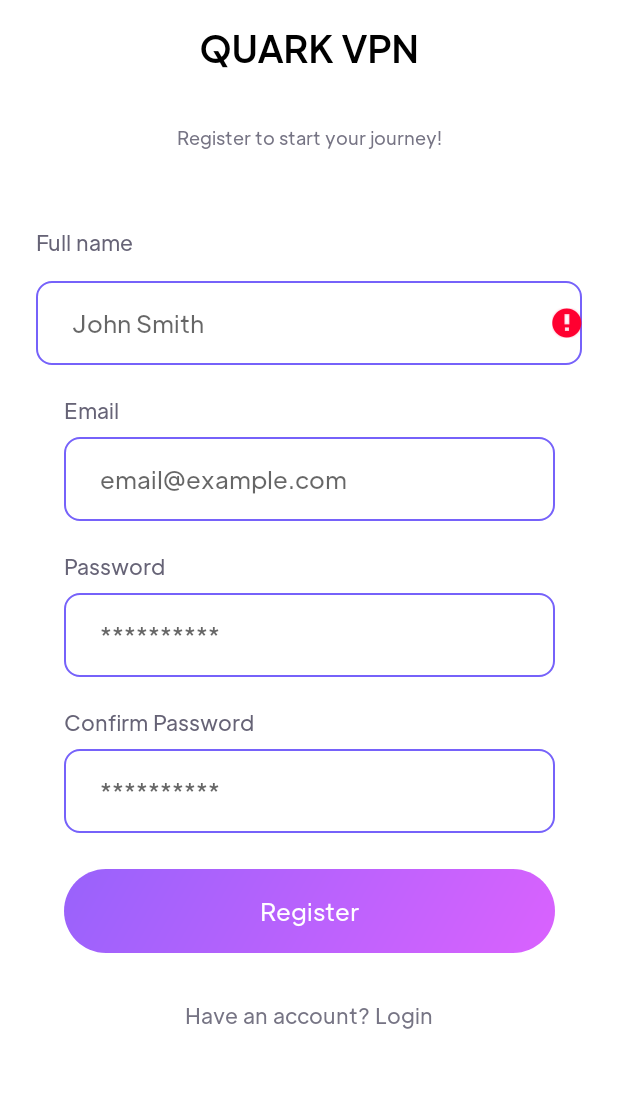
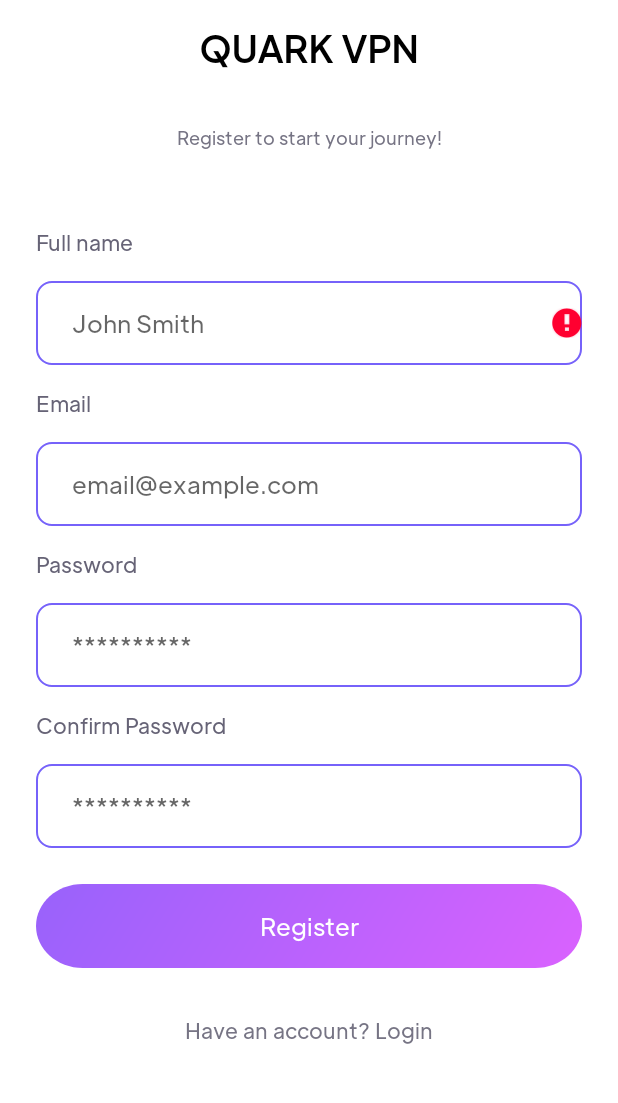
Before and after one commit to padi-dev-quangdv/vpn_proxy_api, an Android app: the RegisterFragment screen opened through its navigation route, after a tap on "Register", on a phone screen of 412 x 824 dp, the part 132-1235 px from its top. Run offline under Robolectric (Android 15) with nearby library versions, the phone set to English and light mode, and no system bars; our stand-ins replace Dagger/Hilt's generated code, data binding; 1 statement that could not run was skipped.

Commit message:
update 09/24

```diff
--- a/app/src/main/java/com/midterm/securevpnproxy/domain/datasource/AuthDataSource.kt
+++ b/app/src/main/java/com/midterm/securevpnproxy/domain/datasource/AuthDataSource.kt
@@ -9,4 +9,6 @@ interface AuthDataSource {
     suspend fun login(param: LoginParam): ResultModel<LoginModel>
 
     suspend fun register(param: RegisterParam)
+
+    suspend fun resetEmail(email: String)
 }
--- a/app/src/main/java/com/midterm/securevpnproxy/domain/usecase/register/RegisterUseCase.kt
+++ b/app/src/main/java/com/midterm/securevpnproxy/domain/usecase/register/RegisterUseCase.kt
@@ -1,4 +1,7 @@
 package com.midterm.securevpnproxy.domain.usecase.register
+
+import com.midterm.securevpnproxy.domain.model.LoginModel
+import com.midterm.securevpnproxy.domain.model.ResultModel
 
 interface RegisterUseCase {
     suspend operator fun invoke(param: RegisterParam)
--- /dev/null
+++ b/app/src/main/java/com/midterm/securevpnproxy/domain/usecase/reset_password/ResetPasswordUseCase.kt
@@ -0,0 +1,5 @@
+package com.midterm.securevpnproxy.domain.usecase.reset_password
+
+interface ResetPasswordUseCase {
+    suspend operator fun invoke(email: String)
+}
--- /dev/null
+++ b/app/src/main/java/com/midterm/securevpnproxy/presentation/ViewEvent.kt
@@ -0,0 +1,21 @@
+package com.midterm.securevpnproxy.presentation
+
+import com.midterm.securevpnproxy.presentation.login.ForgotPasswordViewModel
+import com.midterm.securevpnproxy.presentation.login.LoginViewModel
+import com.midterm.securevpnproxy.presentation.register.RegisterViewModel
+
+sealed interface ViewEvent {
+    data class ResetPasswordEvent(
+        val email: String
+    ) : ViewEvent
+    data class RegisterEvent(
+        val fullName: String,
+        val email: String,
+        val password: String,
+        val confirmPassword: String
+    ) : ViewEvent
+    data class LoginEvent(
+        val email: String,
+        val password: String
+    ): ViewEvent
+}
--- a/app/src/main/java/com/midterm/securevpnproxy/presentation/register/RegisterFragment.kt
+++ b/app/src/main/java/com/midterm/securevpnproxy/presentation/register/RegisterFragment.kt
@@ -1,12 +1,10 @@
 package com.midterm.securevpnproxy.presentation.register
 
-import android.os.Bundle
-import android.view.View
 import androidx.navigation.fragment.findNavController
 import com.midterm.securevpnproxy.R
 import com.midterm.securevpnproxy.base.BaseFragment
 import com.midterm.securevpnproxy.databinding.FragmentRegisterBinding
-import com.midterm.securevpnproxy.presentation.register.RegisterViewModel.ViewEvent
+import com.midterm.securevpnproxy.presentation.ViewEvent
 import dagger.hilt.android.AndroidEntryPoint
 
 @AndroidEntryPoint
@@ -19,9 +17,13 @@ class RegisterFragment :
     override fun initViewListener() {
         binding.btnRegister.setOnClickListener {
             val fullName = binding.inputFullName.etInput.text.toString()
-            val email = binding.etEmail.text.toString()
-            val password = binding.etPassword.text.toString()
-            viewModel.onEvent(ViewEvent.RegisterEvent(fullName, email, password))
+            val email = binding.inputEmail.etInput.text.toString()
+            val password = binding.inputPassword.etInput.text.toString()
+            val confirmPassword = binding.inputConfirmPassword.etInput.text.toString()
+            viewModel.onEvent(ViewEvent.RegisterEvent(fullName, email, password,confirmPassword))
+//            val intent =
+//                Intent(this@RegisterFragment.requireContext(), HomeActivity::class.java)
+//            startActivity(intent)
         }
         binding.tvNavigateToLogin.setOnClickListener {
             val action = RegisterFragmentDirections.actionRegisterFragmentToLoginFragment()
@@ -32,8 +34,9 @@ class RegisterFragment :
     override fun initObserver() {
         viewModel.viewState.observe(viewLifecycleOwner) {
             binding.inputFullName.etInput.error = it.fullNameError
-            binding.etEmail.error = it.emailError
-            binding.etPassword.error = it.passwordError
+            binding.inputEmail.etInput.error = it.emailError
+            binding.inputPassword.etInput.error = it.passwordError
+            binding.inputConfirmPassword.etInput.error = it.confirmPasswordError
         }
     }
 
--- a/app/src/main/java/com/midterm/securevpnproxy/presentation/register/RegisterViewModel.kt
+++ b/app/src/main/java/com/midterm/securevpnproxy/presentation/register/RegisterViewModel.kt
@@ -3,7 +3,10 @@ package com.midterm.securevpnproxy.presentation.register
 import android.util.Patterns
 import androidx.lifecycle.MutableLiveData
 import androidx.lifecycle.ViewModel
+import androidx.lifecycle.viewModelScope
+import com.midterm.securevpnproxy.domain.usecase.register.RegisterParam
 import com.midterm.securevpnproxy.domain.usecase.register.RegisterUseCaseImpl
+import com.midterm.securevpnproxy.presentation.ViewEvent
 import dagger.hilt.android.lifecycle.HiltViewModel
 import kotlinx.coroutines.CoroutineScope
 import kotlinx.coroutines.Dispatchers
@@ -15,39 +18,46 @@ import javax.inject.Inject
 class RegisterViewModel @Inject
 constructor(private val registerUseCase: RegisterUseCaseImpl) : ViewModel() {
 
-    private val viewModelJob = Job()
-    private val uiScope = CoroutineScope(Dispatchers.Main + viewModelJob)
-
     val viewState: MutableLiveData<ViewState> = MutableLiveData(ViewState())
 
-    private fun register(fullName: String, email: String, password: String) {
-        val validateResult = validateRegister(fullName, email, password)
+    private fun register(fullName: String, email: String, password: String, confirmPassword: String) {
+        val validateResult = validateRegister(fullName, email, password,confirmPassword)
         if (!validateResult) {
             return
         }
-
-        uiScope.launch {
-            val result = registerUseCase(fullName, email, password)
-            //////
+        else {
+            viewModelScope.launch {
+                registerUseCase(RegisterParam(
+                    email = email,
+                    fullName = fullName,
+                    password = password
+                ))
+            }
         }
     }
 
-    private fun validateRegister(fullName: String, email: String, password: String): Boolean {
+    private fun validateRegister(fullName: String, email: String, password: String, confirmPassword: String): Boolean {
         if (fullName.trim().isEmpty()) {
             viewState.postValue(viewState.value?.copy(
-                fullNameError = "Full name khong hop le"
+                fullNameError = "Invalid fullname"
             ))
             return false
         }
         if (!Patterns.EMAIL_ADDRESS.matcher(email).matches()) {
             viewState.postValue(viewState.value?.copy(
-                emailError = "Email khong hop le"
+                emailError = "Invalid email"
             ))
             return false
         }
         if (password.trim().length < 8) {
             viewState.postValue(viewState.value?.copy(
-                passwordError = "Password khong hop le"
+                passwordError = "Password must be longer than 8"
+            ))
+            return false
+        }
+        if(confirmPassword.trim() != password.trim()) {
+            viewState.postValue(viewState.value?.copy(
+                confirmPasswordError = "Confirm password is incorrect"
             ))
             return false
         }
@@ -56,23 +66,17 @@ constructor(private val registerUseCase: RegisterUseCaseImpl) : ViewModel() {
 
     fun onEvent(event: ViewEvent) {
         when (event) {
-            is ViewEvent.RegisterEvent -> register(event.fullName, event.email, event.password)
+            is ViewEvent.RegisterEvent -> register(event.fullName, event.email, event.password, event.confirmPassword)
         }
     }
 
     data class ViewState (
         val fullNameError: String? = null,
         val emailError: String? = null,
-        val passwordError: String? = null
+        val passwordError: String? = null,
+        val confirmPasswordError: String? = null
     )
 
-    sealed interface ViewEvent {
-        data class RegisterEvent(
-            val fullName: String,
-            val email: String,
-            val password: String,
-        ) : ViewEvent
-    }
 
     sealed interface ViewEffect {
 
--- a/app/src/main/res/layout/fragment_register.xml
+++ b/app/src/main/res/layout/fragment_register.xml
@@ -37,7 +37,7 @@
                 app:layout_constraintTop_toBottomOf="@+id/imageLogo" />
 
             <TextView
-                android:id="@+id/login_now"
+                android:id="@+id/tvSubTitle"
                 android:layout_width="@dimen/textview_width"
                 android:layout_height="@dimen/textview_height"
                 android:layout_marginTop="@dimen/regular_margin"
@@ -51,105 +51,64 @@
             <include
                 android:id="@+id/inputFullName"
                 layout="@layout/layout_edittext"
-                app:title="@{@string/full_name}"
-                app:inputHint="@{@string/full_name_hint}"
-                android:layout_marginStart="@dimen/regular_margin"
-                app:layout_constraintTop_toBottomOf="@id/login_now"
                 android:layout_width="match_parent"
                 android:layout_height="wrap_content"
+                android:layout_marginStart="@dimen/regular_margin"
                 android:layout_marginTop="40dp"
-                android:layout_marginEnd="@dimen/regular_margin"/>
+                android:layout_marginEnd="@dimen/regular_margin"
+                app:inputHint="@{@string/full_name_hint}"
+                app:layout_constraintTop_toBottomOf="@id/tvSubTitle"
+                app:title="@{@string/full_name}" />
 
-            <!--            <TextView-->
-            <!--                android:id="@+id/tvFullName"-->
-            <!--                android:layout_width="wrap_content"-->
-            <!--                android:layout_height="wrap_content"-->
-            <!--                android:text="@string/full_name"-->
-            <!--                style="@style/TextViewMediumLightGrayText"-->
-            <!--                app:layout_constraintBottom_toTopOf="@id/etFullName"-->
-            <!--                app:layout_constraintStart_toStartOf="@id/etFullName" />-->
+            <include
+                android:id="@+id/inputEmail"
+                layout="@layout/layout_edittext"
+                android:layout_width="match_parent"
+                android:layout_height="wrap_content"
+                android:layout_marginStart="@dimen/regular_margin"
+                android:layout_marginTop="16dp"
+                android:layout_marginEnd="@dimen/regular_margin"
+                app:inputHint="@{@string/email_hint}"
+                app:layout_constraintTop_toBottomOf="@id/inputFullName"
+                app:title="@{@string/email}" />
 
-            <!--            <EditText-->
-            <!--                android:id="@+id/etFullName"-->
-            <!--                style="@style/CustomEditText"-->
-            <!--                android:layout_width="@dimen/button_width"-->
-            <!--                android:layout_height="@dimen/button_height"-->
-            <!--                android:layout_marginTop="@dimen/large_margin"-->
-            <!--                android:hint="@string/full_name_hint"-->
-            <!--                app:layout_constraintEnd_toEndOf="parent"-->
-            <!--                app:layout_constraintStart_toStartOf="parent"-->
-            <!--                app:layout_constraintTop_toBottomOf="@+id/login_now" />-->
+            <include
+                android:id="@+id/inputPassword"
+                layout="@layout/layout_edittext"
+                android:layout_width="match_parent"
+                android:layout_height="wrap_content"
+                android:layout_marginStart="@dimen/regular_margin"
+                android:layout_marginTop="16dp"
+                android:layout_marginEnd="@dimen/regular_margin"
+                app:inputHint="@{@string/password_hint}"
+                app:layout_constraintTop_toBottomOf="@id/inputEmail"
+                app:title="@{@string/password}" />
 
-            <TextView
-                android:id="@+id/tvEmail"
-                style="@style/TextViewMediumLightGrayText"
-                android:layout_width="wrap_content"
+            <include
+                android:id="@+id/inputConfirmPassword"
+                layout="@layout/layout_edittext"
+                android:layout_width="match_parent"
                 android:layout_height="wrap_content"
-                android:text="@string/email"
-                app:layout_constraintBottom_toTopOf="@id/etEmail"
-                app:layout_constraintStart_toStartOf="@id/etEmail" />
-
-            <EditText
-                android:id="@+id/etEmail"
-                style="@style/CustomEditText"
-                android:layout_width="@dimen/button_width"
-                android:layout_height="@dimen/button_height"
-                android:layout_marginTop="@dimen/large_margin"
-                android:hint="@string/email_hint"
-                app:layout_constraintEnd_toEndOf="parent"
-                app:layout_constraintStart_toStartOf="parent"
-                app:layout_constraintTop_toBottomOf="@+id/inputFullName" />
-
-            <TextView
-                android:id="@+id/tvPassword"
-                style="@style/TextViewMediumLightGrayText"
-                android:layout_width="wrap_content"
-                android:layout_height="wrap_content"
-                android:text="@string/password"
-                app:layout_constraintBottom_toTopOf="@id/etPassword"
-                app:layout_constraintStart_toStartOf="@id/etPassword" />
-
-
-            <EditText
-                android:id="@+id/etPassword"
-                style="@style/PasswordEditText"
-                android:layout_width="@dimen/button_width"
-                android:layout_height="@dimen/button_height"
-                android:layout_marginTop="@dimen/large_margin"
-                app:layout_constraintEnd_toEndOf="parent"
-                app:layout_constraintStart_toStartOf="parent"
-                app:layout_constraintTop_toBottomOf="@+id/etEmail" />
-
-            <TextView
-                android:id="@+id/tvConfirmPassword"
-                style="@style/TextViewMediumLightGrayText"
-                android:layout_width="wrap_content"
-                android:layout_height="wrap_content"
-                android:text="@string/confirm_password"
-                app:layout_constraintBottom_toTopOf="@id/etConfirmPassword"
-                app:layout_constraintStart_toStartOf="@id/etConfirmPassword" />
-
-
-            <EditText
-                android:id="@+id/etConfirmPassword"
-                style="@style/PasswordEditText"
-                android:layout_width="@dimen/button_width"
-                android:layout_height="@dimen/button_height"
-                android:layout_marginTop="@dimen/large_margin"
-                app:layout_constraintEnd_toEndOf="parent"
-                app:layout_constraintStart_toStartOf="parent"
-                app:layout_constraintTop_toBottomOf="@+id/etPassword" />
+                android:layout_marginStart="@dimen/regular_margin"
+                android:layout_marginTop="16dp"
+                android:layout_marginEnd="@dimen/regular_margin"
+                app:inputHint="@{@string/password_hint}"
+                app:layout_constraintTop_toBottomOf="@id/inputPassword"
+                app:title="@{@string/confirm_password}" />
 
             <androidx.appcompat.widget.AppCompatButton
                 android:id="@+id/btnRegister"
                 style="@style/ButtonGradientLarge"
-                android:layout_width="wrap_content"
+                android:layout_width="match_parent"
                 android:layout_height="wrap_content"
+                android:layout_marginStart="24dp"
                 android:layout_marginTop="@dimen/regular_margin"
+                android:layout_marginEnd="24dp"
+                android:foreground="?android:attr/selectableItemBackgroundBorderless"
                 android:text="@string/register"
                 app:layout_constraintEnd_toEndOf="parent"
                 app:layout_constraintStart_toStartOf="parent"
-                app:layout_constraintTop_toBottomOf="@id/etConfirmPassword" />
+                app:layout_constraintTop_toBottomOf="@id/inputConfirmPassword" />
 
             <TextView
                 android:id="@+id/tvNavigateToLogin"
```
Also changed, not shown: app/src/main/java/com/midterm/securevpnproxy/MainActivity.kt (+14 -0 lines), app/src/main/java/com/midterm/securevpnproxy/data/di/DataAppModule.kt (+12 -0 lines), app/src/main/java/com/midterm/securevpnproxy/data/repository/AuthRepository.kt (+9 -4 lines), app/src/main/java/com/midterm/securevpnproxy/domain/usecase/login/LoginUseCaseImpl.kt (+1 -11 lines), app/src/main/java/com/midterm/securevpnproxy/domain/usecase/register/RegisterUseCaseImpl.kt (+0 -12 lines), app/src/main/java/com/midterm/securevpnproxy/domain/usecase/reset_password/ResetPasswordUseCaseImpl.kt (added, +10 -0 lines), app/src/main/java/com/midterm/securevpnproxy/presentation/login/ForgotPasswordFragment.kt (+35 -21 lines), app/src/main/java/com/midterm/securevpnproxy/presentation/login/ForgotPasswordViewModel.kt (added, +57 -0 lines), app/src/main/java/com/midterm/securevpnproxy/presentation/login/LoginFragment.kt (+28 -28 lines), app/src/main/java/com/midterm/securevpnproxy/presentation/login/LoginViewModel.kt (+49 -10 lines), app/src/main/res/layout/fragment_login.xml (+37 -51 lines), 1 other file.
